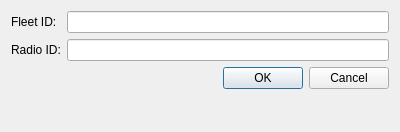
Above: kconsole/ui/queryLocationDialog.ui from erinn/kconsole before the change. Below: the same form after it.
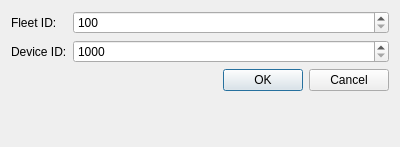
That is the form after the change.

Commit message: Move query location to spinbox for consistency.

The edit to the form file:
```diff
--- a/kconsole/ui/queryLocationDialog.ui
+++ b/kconsole/ui/queryLocationDialog.ui
@@ -7,16 +7,13 @@
     <x>0</x>
     <y>0</y>
     <width>400</width>
-    <height>132</height>
+    <height>147</height>
    </rect>
   </property>
   <property name="windowTitle">
    <string>Query Radio Location</string>
   </property>
   <layout class="QFormLayout" name="formLayout">
-   <item row="1" column="1">
-    <widget class="QLineEdit" name="fleetId"/>
-   </item>
    <item row="3" column="0" colspan="2">
     <widget class="QDialogButtonBox" name="buttonBox">
      <property name="orientation">
@@ -34,13 +31,30 @@
      </property>
     </widget>
    </item>
-   <item row="2" column="1">
-    <widget class="QLineEdit" name="radioId"/>
-   </item>
    <item row="2" column="0">
     <widget class="QLabel" name="label">
      <property name="text">
-      <string>Radio ID:</string>
+      <string>Device ID:</string>
+     </property>
+    </widget>
+   </item>
+   <item row="1" column="1">
+    <widget class="QSpinBox" name="fleetIdSpinBox">
+     <property name="minimum">
+      <number>100</number>
+     </property>
+     <property name="maximum">
+      <number>349</number>
+     </property>
+    </widget>
+   </item>
+   <item row="2" column="1">
+    <widget class="QSpinBox" name="deviceIdSpinBox">
+     <property name="minimum">
+      <number>1000</number>
+     </property>
+     <property name="maximum">
+      <number>4999</number>
      </property>
     </widget>
    </item>
```
The commit also changes 4 other files.
